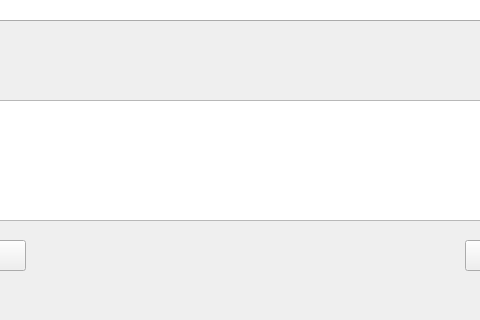
First picture: the form in lab_03/ui/playfair.ui, repository LeAn0305/bmttnc-hutech-2380600006, before the edit; both pictures show x 245 to 725 and y 280 to 600 of the 900 by 600 pixel window.
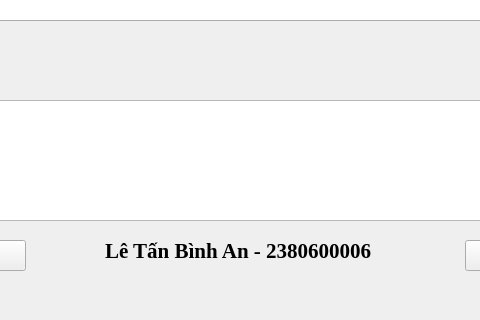
Second picture: the form after the edit.

The edit to the form file:
```diff
--- a/lab_03/ui/playfair.ui
+++ b/lab_03/ui/playfair.ui
@@ -148,6 +148,27 @@
      <string>Decrypt</string>
     </property>
    </widget>
+   <widget class="QLabel" name="label">
+    <property name="geometry">
+     <rect>
+      <x>350</x>
+      <y>520</y>
+      <width>271</width>
+      <height>21</height>
+     </rect>
+    </property>
+    <property name="font">
+     <font>
+      <family>Times New Roman</family>
+      <pointsize>16</pointsize>
+      <weight>75</weight>
+      <bold>true</bold>
+     </font>
+    </property>
+    <property name="text">
+     <string>Lê Tấn Bình An - 2380600006</string>
+    </property>
+   </widget>
   </widget>
   <widget class="QMenuBar" name="menubar">
    <property name="geometry">
```
